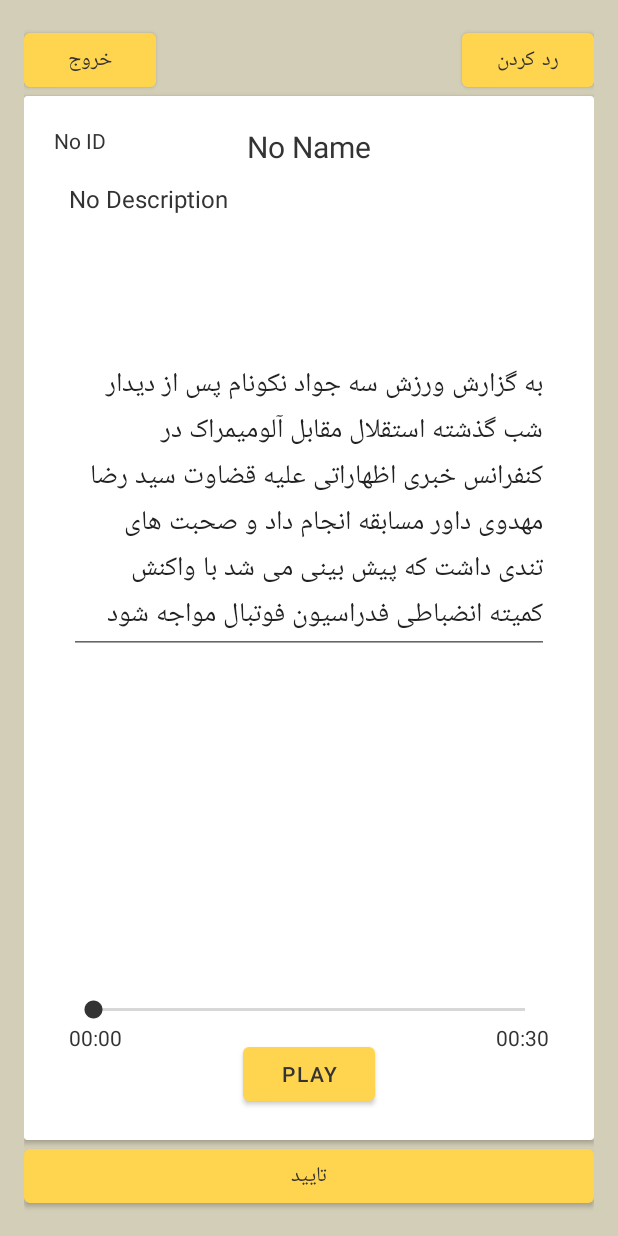
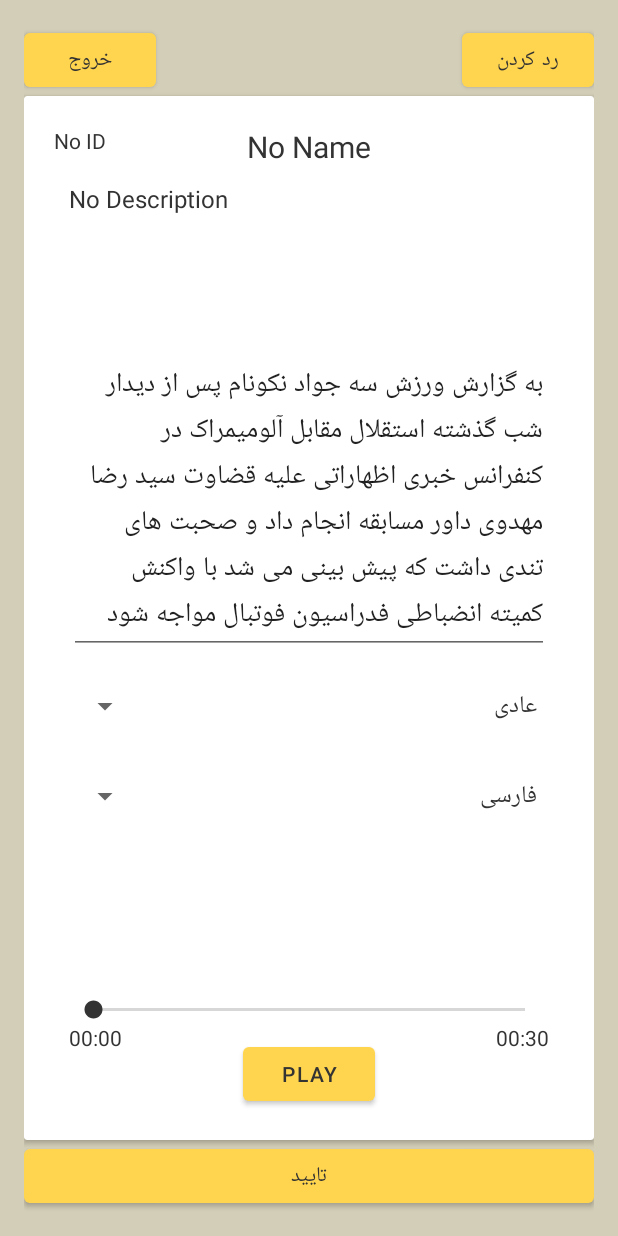
Before and after one commit to saeedsamie/Barchasb-Android-Application, an Android app: the ASRTaskFragment screen opened through its navigation route, on a phone screen of 412 x 824 dp. Run offline under Robolectric (Android 15) with nearby library versions, the phone set to English and light mode, and no system bars.

Commit message:
design: asr_text_template add language emotion drop down

```diff
--- a/app/src/main/java/com/example/barchasb/tasks/ASRTaskFragment.kt
+++ b/app/src/main/java/com/example/barchasb/tasks/ASRTaskFragment.kt
@@ -7,6 +7,7 @@ import android.os.Looper
 import android.view.LayoutInflater
 import android.view.View
 import android.view.ViewGroup
+import android.widget.ArrayAdapter
 import android.widget.SeekBar
 import android.widget.Toast
 import androidx.fragment.app.Fragment
@@ -57,6 +58,17 @@ class ASRTaskFragment : Fragment() {
 
     override fun onViewCreated(view: View, savedInstanceState: Bundle?) {
         super.onViewCreated(view, savedInstanceState)
+
+        val emotions = resources.getStringArray(R.array.emotion_options)
+        val adapter = ArrayAdapter(requireContext(), android.R.layout.simple_spinner_item, emotions)
+        adapter.setDropDownViewResource(android.R.layout.simple_spinner_dropdown_item)
+        binding.emotionSpinner.adapter = adapter
+
+        val languages = resources.getStringArray(R.array.language_options)
+        val languageAdapter =
+            ArrayAdapter(requireContext(), android.R.layout.simple_spinner_item, languages)
+        languageAdapter.setDropDownViewResource(android.R.layout.simple_spinner_dropdown_item)
+        binding.languageSpinner.adapter = languageAdapter
 
         initializeMediaPlayer()
 
--- a/app/src/main/res/layout/fragment_asr_task.xml
+++ b/app/src/main/res/layout/fragment_asr_task.xml
@@ -1,5 +1,6 @@
 <ScrollView xmlns:android="http://schemas.android.com/apk/res/android"
     xmlns:app="http://schemas.android.com/apk/res-auto"
+    xmlns:tools="http://schemas.android.com/tools"
     android:layout_width="match_parent"
     android:layout_height="match_parent"
     android:fillViewport="true">
@@ -83,6 +84,32 @@
                     app:layout_constraintStart_toStartOf="parent"
                     app:layout_constraintTop_toBottomOf="@id/taskDescription" />
 
+                <Spinner
+                    android:id="@+id/emotionSpinner"
+                    android:layout_width="match_parent"
+                    android:layout_height="wrap_content"
+                    android:layout_margin="10dp"
+                    android:gravity="start"
+                    android:minHeight="50dp"
+                    android:layoutDirection="rtl"
+                    android:textAlignment="viewStart"
+                    app:layout_constraintEnd_toEndOf="parent"
+                    app:layout_constraintStart_toStartOf="parent"
+                    app:layout_constraintTop_toBottomOf="@id/editableText" />
+
+                <Spinner
+                    android:id="@+id/languageSpinner"
+                    android:layout_width="match_parent"
+                    android:layout_height="wrap_content"
+                    android:layout_margin="10dp"
+                    android:gravity="start"
+                    android:minHeight="50dp"
+                    android:layoutDirection="rtl"
+                    android:textAlignment="viewStart"
+                    app:layout_constraintEnd_toEndOf="parent"
+                    app:layout_constraintStart_toStartOf="parent"
+                    app:layout_constraintTop_toBottomOf="@id/emotionSpinner" />
+
                 <SeekBar
                     android:id="@+id/seekBar"
                     android:layout_width="match_parent"
--- a/app/src/main/res/values/strings.xml
+++ b/app/src/main/res/values/strings.xml
@@ -39,4 +39,15 @@
     <string name="leaderboard_title_string">جدول امتیازات</string>
     <string name="asr_text_template">به گزارش ورزش سه جواد نکونام پس از دیدار شب گذشته استقلال مقابل آلومیمراک در کنفرانس خبری اظهاراتی علیه قضاوت سید رضا مهدوی داور مسابقه انجام داد و صحبت های تندی داشت که پیش بینی می شد با واکنش کمیته انضباطی فدراسیون فوتبال مواجه شود</string>
     <string name="exit_button_string">خروج</string>
+    <string-array name="emotion_options">
+        <item>عادی</item>
+        <item>ناراحت</item>
+        <item>خوشحال</item>
+        <item>ترس</item>
+        <item>عصبانی</item>
+    </string-array>
+    <string-array name="language_options">
+        <item>فارسی</item>
+        <item>دیگر زبان‌ها</item>
+    </string-array>
 </resources>
```
